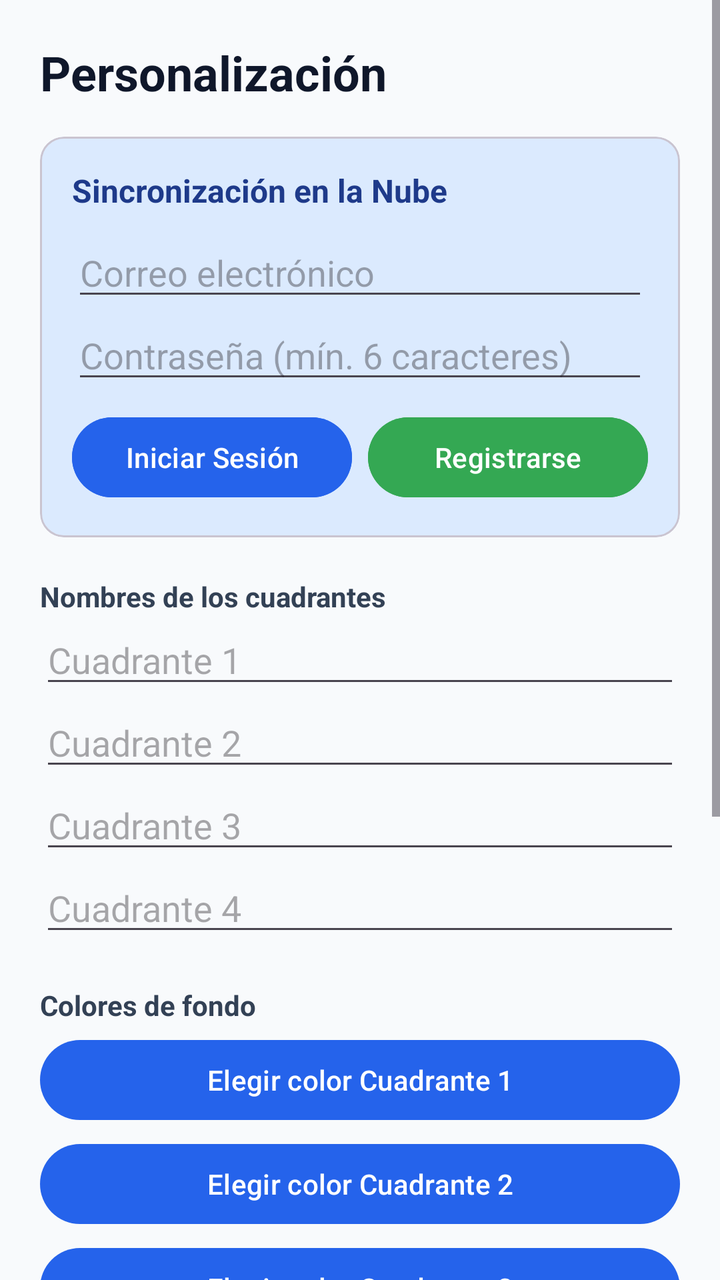
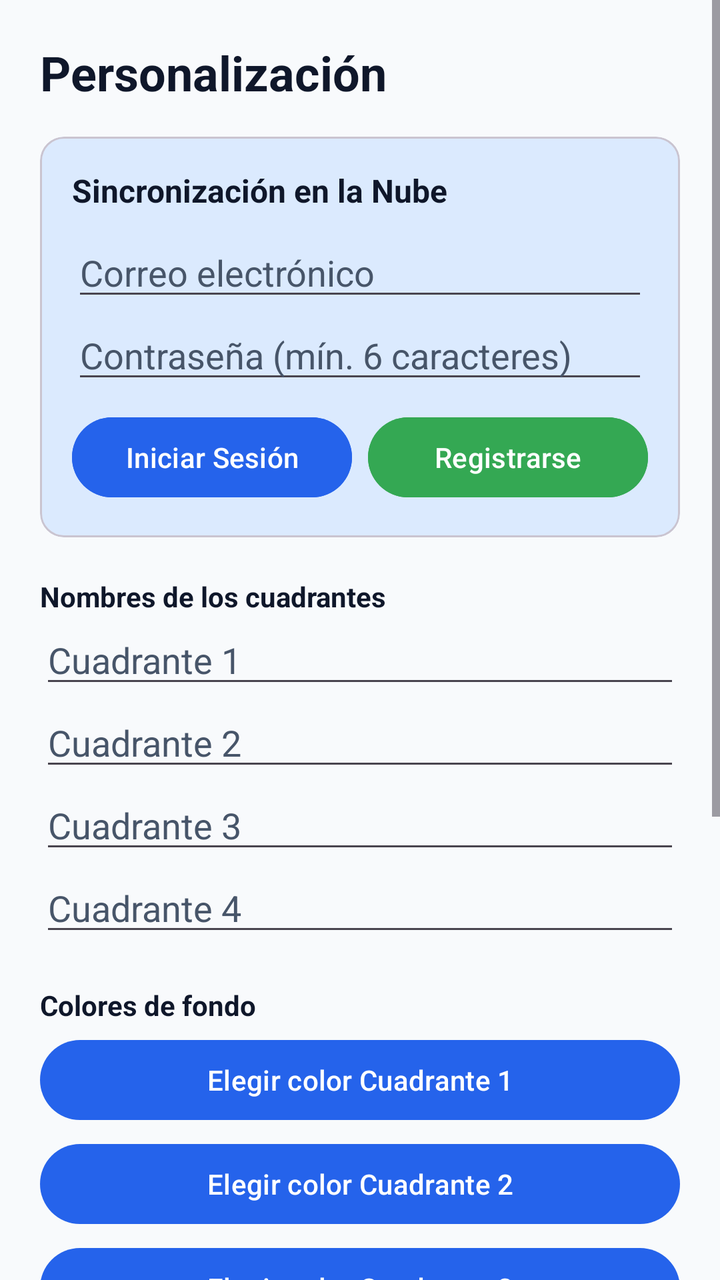

The first picture is an Android layout as it rendered before a commit; the second is the same layout after the commit. The layout source and the unified diff follow.
<!-- AndroidManifest.xml: application theme AppTheme -->
<!-- res/layout/activity_settings.xml -->
<?xml version="1.0" encoding="utf-8"?>
<ScrollView xmlns:android="http://schemas.android.com/apk/res/android"
    xmlns:app="http://schemas.android.com/apk/res-auto"
    android:layout_width="match_parent"
    android:layout_height="match_parent"
    android:background="#F8FAFC"
    android:fillViewport="true">

    <LinearLayout
        android:layout_width="match_parent"
        android:layout_height="wrap_content"
        android:orientation="vertical"
        android:padding="20dp">

        <TextView
            android:layout_width="match_parent"
            android:layout_height="wrap_content"
            android:text="@string/custom_title"
            android:textColor="#0F172A"
            android:textSize="24sp"
            android:textStyle="bold" />

        
        <com.google.android.material.card.MaterialCardView
            android:layout_width="match_parent"
            android:layout_height="wrap_content"
            android:layout_marginTop="16dp"
            app:cardBackgroundColor="#DBEAFE"
            app:cardCornerRadius="12dp"
            app:cardElevation="0dp">
            
            <LinearLayout
                android:layout_width="match_parent"
                android:layout_height="wrap_content"
                android:orientation="vertical"
                android:padding="16dp">

                <TextView
                    android:layout_width="match_parent"
                    android:layout_height="wrap_content"
                    android:text="Sincronización en la Nube"
                    android:textColor="#1E3A8A"
                    android:textStyle="bold"
                    android:textSize="16sp"/>

                
                <LinearLayout
                    android:id="@+id/layoutLogin"
                    android:layout_width="match_parent"
                    android:layout_height="wrap_content"
                    android:orientation="vertical"
                    android:layout_marginTop="8dp">

                    <EditText
                        android:id="@+id/etEmail"
                        android:layout_width="match_parent"
                        android:layout_height="wrap_content"
                        android:hint="Correo electrónico"
                        android:inputType="textEmailAddress"
                        android:maxLines="1" />

                    <EditText
                        android:id="@+id/etPassword"
                        android:layout_width="match_parent"
                        android:layout_height="wrap_content"
                        android:hint="Contraseña (mín. 6 caracteres)"
                        android:inputType="textPassword"
                        android:maxLines="1" />

                    <LinearLayout
                        android:layout_width="match_parent"
                        android:layout_height="wrap_content"
                        android:orientation="horizontal"
                        android:layout_marginTop="8dp">

                        <Button
                            android:id="@+id/btnLogin"
                            android:layout_width="0dp"
                            android:layout_height="wrap_content"
                            android:layout_weight="1"
                            android:text="Iniciar Sesión"
                            android:backgroundTint="#2563EB"
                            android:textColor="#FFFFFF"/>

                        <Button
                            android:id="@+id/btnRegister"
                            android:layout_width="0dp"
                            android:layout_height="wrap_content"
                            android:layout_weight="1"
                            android:layout_marginStart="8dp"
                            android:text="Registrarse"
                            android:backgroundTint="#34A853"
                            android:textColor="#FFFFFF"/>
                    </LinearLayout>
                </LinearLayout>

                
                <LinearLayout
                    android:id="@+id/layoutSync"
                    android:layout_width="match_parent"
                    android:layout_height="wrap_content"
                    android:orientation="vertical"
                    android:visibility="gone">

                    <TextView
                        android:id="@+id/tvUserEmail"
                        android:layout_width="match_parent"
                        android:layout_height="wrap_content"
                        android:textColor="#1E3A8A"
                        android:textSize="14sp"
                        android:layout_marginBottom="8dp"/>

                    <com.google.android.material.button.MaterialButton
                        android:id="@+id/btnSyncNow"
                        android:layout_width="match_parent"
                        android:layout_height="wrap_content"
                        android:text="Sincronizar ahora"
                        app:backgroundTint="#60A5FA"
                        android:textColor="#1E3A8A" />
                        
                    <com.google.android.material.button.MaterialButton
                        android:id="@+id/btnLogout"
                        style="@style/Widget.Material3.Button.OutlinedButton"
                        android:layout_width="match_parent"
                        android:layout_height="wrap_content"
                        android:layout_marginTop="4dp"
                        android:text="Cerrar sesión" />
                </LinearLayout>
            </LinearLayout>
        </com.google.android.material.card.MaterialCardView>

        
        <TextView
            android:layout_width="match_parent"
            android:layout_height="wrap_content"
            android:layout_marginTop="20dp"
            android:text="Nombres de los cuadrantes"
            android:textColor="#334155"
            android:textStyle="bold" />

        <EditText android:id="@+id/etTitleQ1" android:layout_width="match_parent" android:layout_height="wrap_content" android:hint="Cuadrante 1" android:inputType="textCapSentences" android:maxLines="1" />
        <EditText android:id="@+id/etTitleQ2" android:layout_width="match_parent" android:layout_height="wrap_content" android:hint="Cuadrante 2" android:inputType="textCapSentences" android:maxLines="1" />
        <EditText android:id="@+id/etTitleQ3" android:layout_width="match_parent" android:layout_height="wrap_content" android:hint="Cuadrante 3" android:inputType="textCapSentences" android:maxLines="1" />
        <EditText android:id="@+id/etTitleQ4" android:layout_width="match_parent" android:layout_height="wrap_content" android:hint="Cuadrante 4" android:inputType="textCapSentences" android:maxLines="1" />

        <TextView android:layout_width="match_parent" android:layout_height="wrap_content" android:layout_marginTop="20dp" android:text="Colores de fondo" android:textColor="#334155" android:textStyle="bold" />

        <Button android:id="@+id/btnColorQ1" android:layout_width="match_parent" android:layout_height="wrap_content" android:layout_marginTop="4dp" android:text="Elegir color Cuadrante 1" />
        <Button android:id="@+id/btnColorQ2" android:layout_width="match_parent" android:layout_height="wrap_content" android:layout_marginTop="4dp" android:text="Elegir color Cuadrante 2" />
        <Button android:id="@+id/btnColorQ3" android:layout_width="match_parent" android:layout_height="wrap_content" android:layout_marginTop="4dp" android:text="Elegir color Cuadrante 3" />
        <Button android:id="@+id/btnColorQ4" android:layout_width="match_parent" android:layout_height="wrap_content" android:layout_marginTop="4dp" android:text="Elegir color Cuadrante 4" />

        <TextView android:layout_width="match_parent" android:layout_height="wrap_content" android:layout_marginTop="20dp" android:text="Posición de los cuadrantes" android:textColor="#334155" android:textStyle="bold" />
        <Spinner android:id="@+id/spinnerOrder" android:layout_width="match_parent" android:layout_height="wrap_content" android:layout_marginTop="4dp" />

        <CheckBox android:id="@+id/showCompleted" android:layout_width="match_parent" android:layout_height="wrap_content" android:layout_marginTop="16dp" android:text="@string/show_completed" />

        <com.google.android.material.button.MaterialButton
            android:id="@+id/btnTestNotifySettings"
            style="@style/Widget.Material3.Button.TonalButton"
            android:layout_width="match_parent"
            android:layout_height="wrap_content"
            android:layout_marginTop="24dp"
            app:backgroundTint="#93C5FD"
            android:textColor="#1E3A8A"
            android:text="@string/test_reminder" />

        <Button
            android:id="@+id/btnSaveSettings"
            android:layout_width="match_parent"
            android:layout_height="wrap_content"
            android:layout_marginTop="12dp"
            android:text="@string/save_settings" />
    </LinearLayout>
</ScrollView>
<!-- resources referenced by this layout -->
<resources>
  <string name="custom_title">Personalización</string>
  <string name="save_settings">Guardar y actualizar widget</string>
  <string name="show_completed">Mostrar tareas completadas</string>
  <string name="test_reminder">Probar recordatorio</string>
  <style name="AppTheme" parent="Theme.Material3.DayNight.NoActionBar">
          <item name="colorPrimary">#2563EB</item>
          <item name="android:statusBarColor">@color/app_background</item>
          <item name="android:navigationBarColor">@color/app_background</item>
          <item name="android:windowLightStatusBar">?attr/isLightTheme</item>
      </style>
  <color name="app_background">#F8FAFC</color>
</resources>

<!-- the commit's change to res/layout/activity_settings.xml (unified diff, before → after) -->
@@ -3,7 +3,7 @@
     xmlns:app="http://schemas.android.com/apk/res-auto"
     android:layout_width="match_parent"
     android:layout_height="match_parent"
-    android:background="#F8FAFC"
+    android:background="@color/app_background"
     android:fillViewport="true">
 
     <LinearLayout
@@ -16,7 +16,7 @@
             android:layout_width="match_parent"
             android:layout_height="wrap_content"
             android:text="@string/custom_title"
-            android:textColor="#0F172A"
+            android:textColor="@color/text_primary"
             android:textSize="24sp"
             android:textStyle="bold" />
 
@@ -25,7 +25,7 @@
             android:layout_width="match_parent"
             android:layout_height="wrap_content"
             android:layout_marginTop="16dp"
-            app:cardBackgroundColor="#DBEAFE"
+            app:cardBackgroundColor="@color/card_background"
             app:cardCornerRadius="12dp"
             app:cardElevation="0dp">
             
@@ -39,7 +39,7 @@
                     android:layout_width="match_parent"
                     android:layout_height="wrap_content"
                     android:text="Sincronización en la Nube"
-                    android:textColor="#1E3A8A"
+                    android:textColor="@color/text_primary"
                     android:textStyle="bold"
                     android:textSize="16sp"/>
 
@@ -56,6 +56,8 @@
                         android:layout_width="match_parent"
                         android:layout_height="wrap_content"
                         android:hint="Correo electrónico"
+                        android:textColorHint="@color/text_secondary"
+                        android:textColor="@color/text_primary"
                         android:inputType="textEmailAddress"
                         android:maxLines="1" />
 
@@ -64,6 +66,8 @@
                         android:layout_width="match_parent"
                         android:layout_height="wrap_content"
                         android:hint="Contraseña (mín. 6 caracteres)"
+                        android:textColorHint="@color/text_secondary"
+                        android:textColor="@color/text_primary"
                         android:inputType="textPassword"
                         android:maxLines="1" />
 
@@ -106,7 +110,7 @@
                         android:id="@+id/tvUserEmail"
                         android:layout_width="match_parent"
                         android:layout_height="wrap_content"
-                        android:textColor="#1E3A8A"
+                        android:textColor="@color/text_primary"
                         android:textSize="14sp"
                         android:layout_marginBottom="8dp"/>
 
@@ -135,25 +139,25 @@
             android:layout_height="wrap_content"
             android:layout_marginTop="20dp"
             android:text="Nombres de los cuadrantes"
-            android:textColor="#334155"
+            android:textColor="@color/text_primary"
             android:textStyle="bold" />
 
-        <EditText android:id="@+id/etTitleQ1" android:layout_width="match_parent" android:layout_height="wrap_content" android:hint="Cuadrante 1" android:inputType="textCapSentences" android:maxLines="1" />
-        <EditText android:id="@+id/etTitleQ2" android:layout_width="match_parent" android:layout_height="wrap_content" android:hint="Cuadrante 2" android:inputType="textCapSentences" android:maxLines="1" />
-        <EditText android:id="@+id/etTitleQ3" android:layout_width="match_parent" android:layout_height="wrap_content" android:hint="Cuadrante 3" android:inputType="textCapSentences" android:maxLines="1" />
-        <EditText android:id="@+id/etTitleQ4" android:layout_width="match_parent" android:layout_height="wrap_content" android:hint="Cuadrante 4" android:inputType="textCapSentences" android:maxLines="1" />
+        <EditText android:id="@+id/etTitleQ1" android:layout_width="match_parent" android:layout_height="wrap_content" android:hint="Cuadrante 1" android:textColorHint="@color/text_secondary" android:textColor="@color/text_primary" android:inputType="textCapSentences" android:maxLines="1" />
+        <EditText android:id="@+id/etTitleQ2" android:layout_width="match_parent" android:layout_height="wrap_content" android:hint="Cuadrante 2" android:textColorHint="@color/text_secondary" android:textColor="@color/text_primary" android:inputType="textCapSentences" android:maxLines="1" />
+        <EditText android:id="@+id/etTitleQ3" android:layout_width="match_parent" android:layout_height="wrap_content" android:hint="Cuadrante 3" android:textColorHint="@color/text_secondary" android:textColor="@color/text_primary" android:inputType="textCapSentences" android:maxLines="1" />
+        <EditText android:id="@+id/etTitleQ4" android:layout_width="match_parent" android:layout_height="wrap_content" android:hint="Cuadrante 4" android:textColorHint="@color/text_secondary" android:textColor="@color/text_primary" android:inputType="textCapSentences" android:maxLines="1" />
 
-        <TextView android:layout_width="match_parent" android:layout_height="wrap_content" android:layout_marginTop="20dp" android:text="Colores de fondo" android:textColor="#334155" android:textStyle="bold" />
+        <TextView android:layout_width="match_parent" android:layout_height="wrap_content" android:layout_marginTop="20dp" android:text="Colores de fondo" android:textColor="@color/text_primary" android:textStyle="bold" />
 
         <Button android:id="@+id/btnColorQ1" android:layout_width="match_parent" android:layout_height="wrap_content" android:layout_marginTop="4dp" android:text="Elegir color Cuadrante 1" />
         <Button android:id="@+id/btnColorQ2" android:layout_width="match_parent" android:layout_height="wrap_content" android:layout_marginTop="4dp" android:text="Elegir color Cuadrante 2" />
         <Button android:id="@+id/btnColorQ3" android:layout_width="match_parent" android:layout_height="wrap_content" android:layout_marginTop="4dp" android:text="Elegir color Cuadrante 3" />
         <Button android:id="@+id/btnColorQ4" android:layout_width="match_parent" android:layout_height="wrap_content" android:layout_marginTop="4dp" android:text="Elegir color Cuadrante 4" />
 
-        <TextView android:layout_width="match_parent" android:layout_height="wrap_content" android:layout_marginTop="20dp" android:text="Posición de los cuadrantes" android:textColor="#334155" android:textStyle="bold" />
+        <TextView android:layout_width="match_parent" android:layout_height="wrap_content" android:layout_marginTop="20dp" android:text="Posición de los cuadrantes" android:textColor="@color/text_primary" android:textStyle="bold" />
         <Spinner android:id="@+id/spinnerOrder" android:layout_width="match_parent" android:layout_height="wrap_content" android:layout_marginTop="4dp" />
 
-        <CheckBox android:id="@+id/showCompleted" android:layout_width="match_parent" android:layout_height="wrap_content" android:layout_marginTop="16dp" android:text="@string/show_completed" />
+        <CheckBox android:id="@+id/showCompleted" android:layout_width="match_parent" android:layout_height="wrap_content" android:layout_marginTop="16dp" android:textColor="@color/text_primary" android:text="@string/show_completed" />
 
         <com.google.android.material.button.MaterialButton
             android:id="@+id/btnTestNotifySettings"
<!-- resource entries referenced after the edit -->
@@ -11,5 +11,8 @@
           <item name="android:windowLightStatusBar">?attr/isLightTheme</item>
       </style>
   <color name="app_background">#F8FAFC</color>
+  <color name="card_background">#DBEAFE</color>
+  <color name="text_primary">#0F172A</color>
+  <color name="text_secondary">#475569</color>
 </resources>
 
